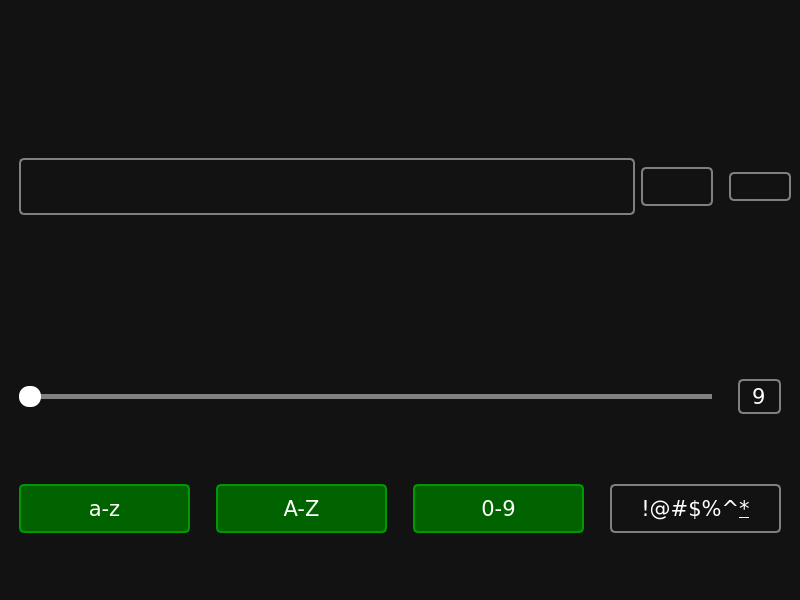
This is ui/main.ui in wizand0/password_generator as Qt 5 draws it before an edit. The edited form follows.
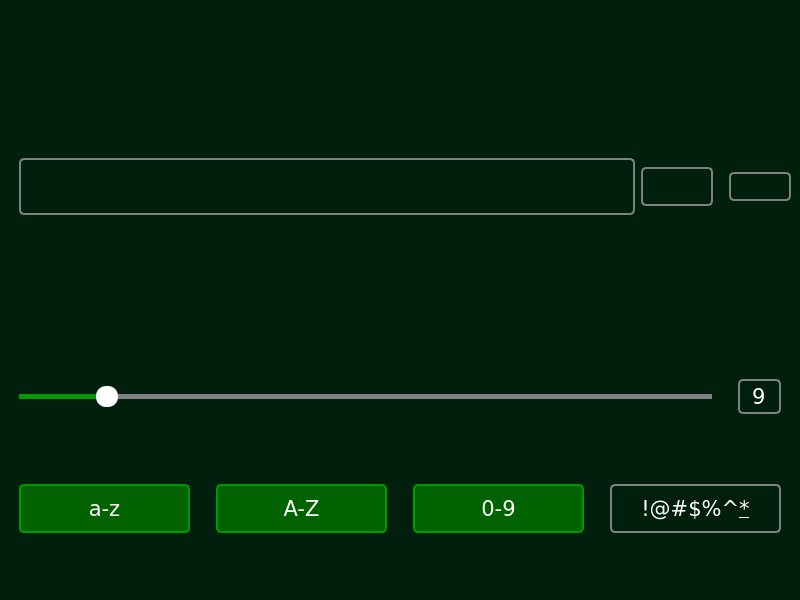
This is the edited form. Icons and pictures are not drawn.

Commit message: v. 0.5b

```diff
--- a/ui/main.ui
+++ b/ui/main.ui
@@ -22,7 +22,7 @@
   </property>
   <property name="styleSheet">
    <string notr="true">QWidget {
-    background-color: #121212;
+    background-color: #001f0c;
     color: white;
     font-family: Verdana;
     font-size: 16pt;
@@ -273,6 +273,9 @@
         <property name="maximum">
          <number>40</number>
         </property>
+        <property name="value">
+         <number>9</number>
+        </property>
         <property name="orientation">
          <enum>Qt::Orientation::Horizontal</enum>
         </property>
```
The commit also changes 2 other files.
